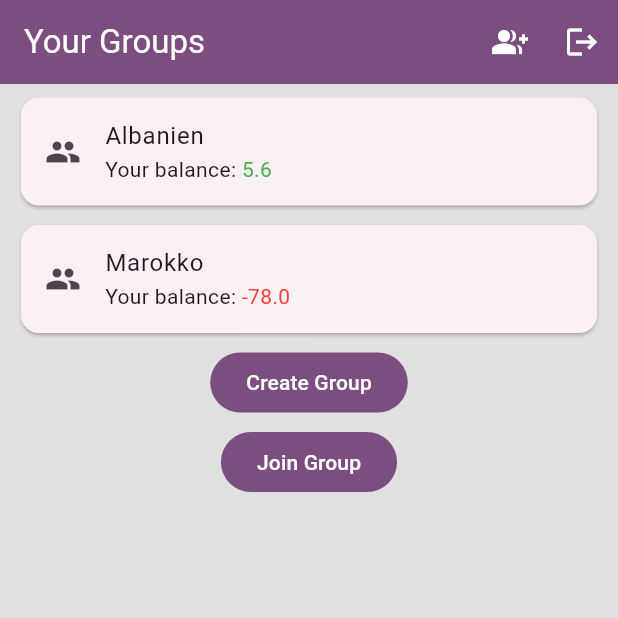
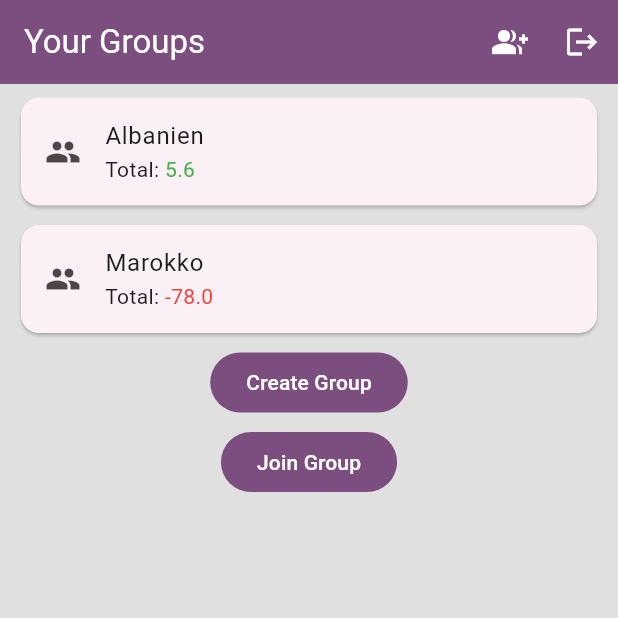
Before and after one commit to justforjan/firebase_testing, a Flutter app: the screen it shows once a user with an empty profile is signed in, on a phone screen of 412 x 824 dp, the top half of it. Run offline on Flutter 3.47's test engine with Material 3 defaults, Android fonts, the phone set to English and light mode, and no system bars; our stand-ins replace cloud_firestore, firebase_auth, firebase_core, google_sign_in; accounts and stored records are empty.

Commit message:
amended Group and create Database Services file

```diff
--- a/lib/components/group_card.dart
+++ b/lib/components/group_card.dart
@@ -21,13 +21,13 @@ class GroupCard extends StatelessWidget {
           title: Text(group.name),
           subtitle: RichText(
             text: TextSpan(
-              text: "Your balance: ",
+              text: "Total: ",
               style: DefaultTextStyle.of(context).style,
               children: <TextSpan>[
                 TextSpan(
-                  text: group.saldo.toString(),
+                  text: group.total.toString(),
                   style: TextStyle(
-                      color: group.saldo < 0 ? Colors.red : Colors.green),
+                      color: group.total < 0 ? Colors.red : Colors.green),
                 )
               ],
             ),
--- a/lib/main.dart
+++ b/lib/main.dart
@@ -9,7 +9,7 @@ Future<void> main() async {
   await Firebase.initializeApp(options: DefaultFirebaseOptions.currentPlatform);
 
   FirebaseFirestore.instance.settings =
-      const Settings(persistenceEnabled: true);
+      const Settings(persistenceEnabled: true); // to cache data on phone
 
   runApp(const MyApp());
 }
--- a/lib/models/group.dart
+++ b/lib/models/group.dart
@@ -1,7 +1,39 @@
+import 'package:cloud_firestore/cloud_firestore.dart';
+
 class Group {
   String name;
-  double saldo;
-  int id;
+  double total;
+  Timestamp? createdOn;
+  List<String>? members;
 
-  Group({required this.name, required this.saldo, required this.id});
+  Group(
+      {required this.name, required this.total, this.createdOn, this.members});
+
+  Group.fromJson(Map<String, Object?> json)
+      : this(
+            name: json['name']! as String,
+            total: json['total']! as double,
+            createdOn: json['createdOn']! as Timestamp,
+            members: json['members']! as List<String>);
+
+  Group copyWith(
+      {String? name,
+      double? total,
+      Timestamp? createdOn,
+      List<String>? members}) {
+    return Group(
+        name: name ?? this.name,
+        total: total ?? this.total,
+        createdOn: createdOn ?? this.createdOn,
+        members: members ?? this.members);
+  }
+
+  Map<String, Object?> toJson() {
+    return {
+      'name': name,
+      'total': total,
+      'createdOn': createdOn,
+      'members': members
+    };
+  }
 }
--- a/lib/pages/home_page.dart
+++ b/lib/pages/home_page.dart
@@ -5,11 +5,19 @@ import 'package:firebase_testing/components/helper_components.dart'
 import 'package:firebase_testing/components/my_button.dart';
 import 'package:firebase_testing/models/group.dart';
 import 'package:firebase_testing/pages/create_group.dart';
+import 'package:firebase_testing/services/database_services.dart';
 import 'package:firebase_testing/services/expense_services.dart';
 import 'package:flutter/material.dart';
 
-class HomePage extends StatelessWidget {
+class HomePage extends StatefulWidget {
   HomePage({super.key});
+
+  @override
+  State<HomePage> createState() => _HomePageState();
+}
+
+class _HomePageState extends State<HomePage> {
+  final DatabaseServices _dbServices = DatabaseServices();
 
   @override
   Widget build(BuildContext context) {
@@ -27,15 +35,13 @@ class HomePage extends StatelessWidget {
                 GroupCard(
                     group: Group(
                   name: "Albanien",
-                  id: 1,
-                  saldo: 5.6,
+                  total: 5.6,
                 )),
                 // Divider(),
                 GroupCard(
                     group: Group(
                   name: "Marokko",
-                  id: 2,
-                  saldo: -78.0,
+                  total: -78.0,
                 )),
                 addVerticalSpace(5),
                 MyButton(
--- /dev/null
+++ b/lib/services/database_services.dart
@@ -0,0 +1,31 @@
+import 'package:cloud_firestore/cloud_firestore.dart';
+import 'package:firebase_testing/models/group.dart';
+
+const String GROUP_COLLECTION_REF = "groups";
+
+class DatabaseServices {
+  final _firestore = FirebaseFirestore.instance;
+
+  late final CollectionReference _groupsRef;
+
+  DatabaseServices() {
+    // the following makes sure that data is received from Firebase and sent to Firebase only any only in the format of a Group.
+    _groupsRef = _firestore
+        .collection(GROUP_COLLECTION_REF)
+        .withConverter<Group>(
+            fromFirestore: (snapshot, _) => Group.fromJson(snapshot.data()!),
+            toFirestore: (group, _) => group.toJson());
+  }
+
+  Stream<QuerySnapshot> getGroups() {
+    return _groupsRef.snapshots();
+  }
+
+  void createGroup(Group group) {
+    _groupsRef.add(group);
+  }
+
+  void updateGroup(String groupID, Group group) {
+    _groupsRef.doc(groupID).update(group.toJson());
+  }
+}
```
